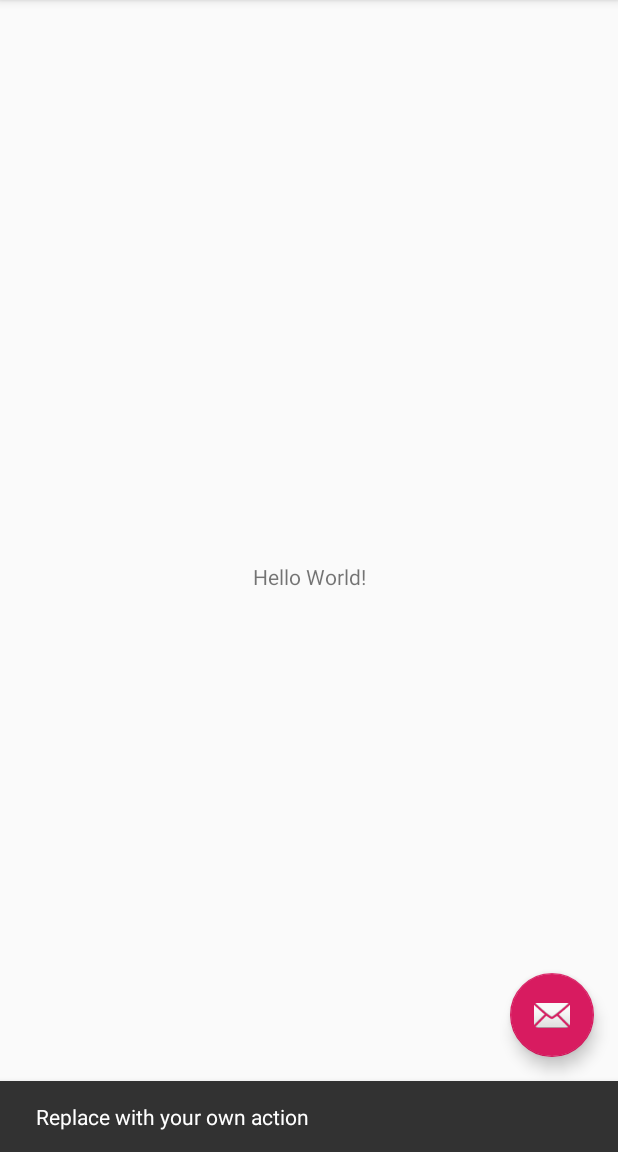
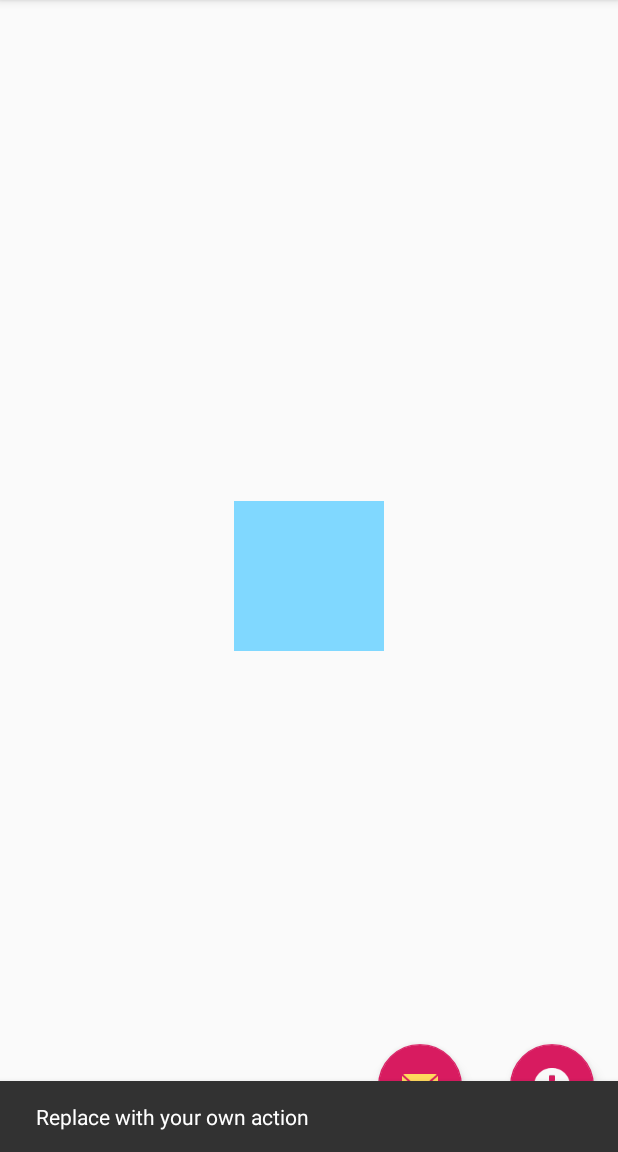
Before and after one commit to teamWSIZ/android-2018, an Android app: the screen it shows after launch (MainActivity), after a tap on an icon or button, on a phone screen of 412 x 824 dp, the part 84-1236 px from its top. Run offline under Robolectric (Android 15) with nearby library versions, the phone set to English and light mode, and no system bars.

Commit message:
sdk no correction

```diff
--- a/Zajecia5/ConstrainLayoutExample/app/build.gradle
+++ b/Zajecia5/ConstrainLayoutExample/app/build.gradle
@@ -1,11 +1,11 @@
 apply plugin: 'com.android.application'
 
 android {
-    compileSdkVersion 28
+    compileSdkVersion 26
     defaultConfig {
         applicationId "com.android7.constrainlayoutexample"
         minSdkVersion 22
-        targetSdkVersion 28
+        targetSdkVersion 26
         versionCode 1
         versionName "1.0"
         testInstrumentationRunner "android.support.test.runner.AndroidJUnitRunner"
@@ -20,10 +20,11 @@ android {
 
 dependencies {
     implementation fileTree(dir: 'libs', include: ['*.jar'])
-    implementation 'com.android.support:appcompat-v7:28.0.0'
+    implementation 'com.android.support:appcompat-v7:26.0.0'
     implementation 'com.android.support.constraint:constraint-layout:1.1.3'
-    implementation 'com.android.support:design:28.0.0'
+    implementation 'com.android.support:design:26.0.0'
     testImplementation 'junit:junit:4.12'
     androidTestImplementation 'com.android.support.test:runner:1.0.2'
     androidTestImplementation 'com.android.support.test.espresso:espresso-core:3.0.2'
+
 }
--- a/Zajecia5/ConstrainLayoutExample/app/src/main/java/com/android7/constrainlayoutexample/MainActivity.java
+++ b/Zajecia5/ConstrainLayoutExample/app/src/main/java/com/android7/constrainlayoutexample/MainActivity.java
@@ -26,6 +26,15 @@ public class MainActivity extends AppCompatActivity {
                         .setAction("Action", null).show();
             }
         });
+
+        FloatingActionButton fab1 = (FloatingActionButton) findViewById(R.id.fab1);
+        fab1.setOnClickListener(new View.OnClickListener() {
+            @Override
+            public void onClick(View view) {
+                Snackbar.make(view, "Snackbar 2", Snackbar.LENGTH_LONG)
+                        .setAction("Action", null).show();
+            }
+        });
     }
 
     @Override
--- a/Zajecia5/ConstrainLayoutExample/app/src/main/res/layout/activity_main.xml
+++ b/Zajecia5/ConstrainLayoutExample/app/src/main/res/layout/activity_main.xml
@@ -22,12 +22,25 @@
 
     <include layout="@layout/content_main" />
 
+    <LinearLayout
+        android:layout_width="wrap_content"
+        android:layout_height="wrap_content"
+        android:layout_gravity="bottom|end">
     <android.support.design.widget.FloatingActionButton
         android:id="@+id/fab"
         android:layout_width="wrap_content"
         android:layout_height="wrap_content"
         android:layout_gravity="bottom|end"
         android:layout_margin="@dimen/fab_margin"
+        android:tint="#ffd95d"
         app:srcCompat="@android:drawable/ic_dialog_email" />
+    <android.support.design.widget.FloatingActionButton
+        android:id="@+id/fab1"
+        android:layout_width="wrap_content"
+        android:layout_height="wrap_content"
+        android:layout_gravity="bottom|end"
+        android:layout_margin="@dimen/fab_margin"
+        app:srcCompat="@android:drawable/ic_dialog_info" />
+    </LinearLayout>
 
 </android.support.design.widget.CoordinatorLayout>
--- a/Zajecia5/ConstrainLayoutExample/app/src/main/res/layout/fragment_main.xml
+++ b/Zajecia5/ConstrainLayoutExample/app/src/main/res/layout/fragment_main.xml
@@ -1,5 +1,6 @@
 <?xml version="1.0" encoding="utf-8"?>
-<android.support.constraint.ConstraintLayout xmlns:android="http://schemas.android.com/apk/res/android"
+<android.support.constraint.ConstraintLayout
+    xmlns:android="http://schemas.android.com/apk/res/android"
     xmlns:app="http://schemas.android.com/apk/res-auto"
     xmlns:tools="http://schemas.android.com/tools"
     android:layout_width="match_parent"
@@ -7,13 +8,13 @@
     tools:context=".MainActivityFragment"
     tools:showIn="@layout/activity_main">
 
-    <TextView
-        android:layout_width="wrap_content"
-        android:layout_height="wrap_content"
-        android:text="Hello World!"
+    <ImageView
+        android:id="@+id/imageView2"
+        android:layout_width="100dp"
+        android:layout_height="100dp"
+        android:src="#80d8ff"
         app:layout_constraintBottom_toBottomOf="parent"
-        app:layout_constraintLeft_toLeftOf="parent"
-        app:layout_constraintRight_toRightOf="parent"
+        app:layout_constraintEnd_toEndOf="parent"
+        app:layout_constraintStart_toStartOf="parent"
         app:layout_constraintTop_toTopOf="parent" />
-
 </android.support.constraint.ConstraintLayout>
--- a/Zajecia5/ConstrainLayoutExample/app/src/main/res/values/colors.xml
+++ b/Zajecia5/ConstrainLayoutExample/app/src/main/res/values/colors.xml
@@ -2,5 +2,5 @@
 <resources>
     <color name="colorPrimary">#008577</color>
     <color name="colorPrimaryDark">#00574B</color>
-    <color name="colorAccent">#D81B60</color>
+    <color name="colorAccent">#d81b60</color>
 </resources>
```
